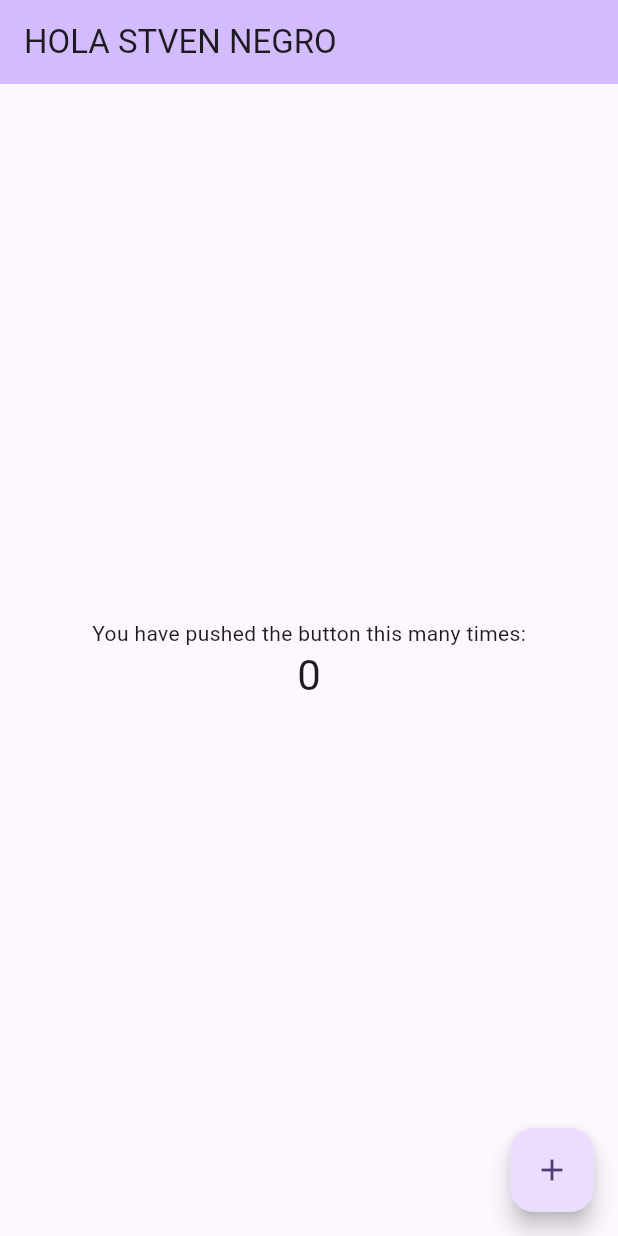
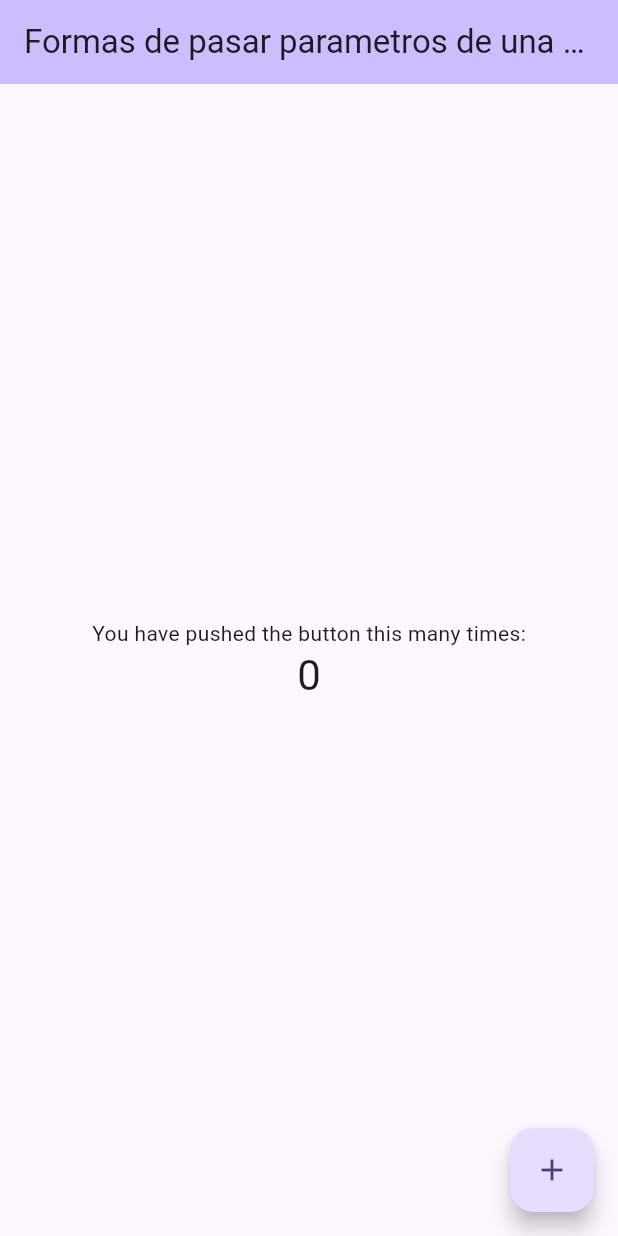
Before and after one commit to lopezh13/examen, a Flutter app: the screen it shows after launch, on a phone screen of 412 x 824 dp. Run offline on Flutter 3.47's test engine with Material 2 defaults, Android fonts, the phone set to English and light mode, and no system bars.

```diff
--- a/lib/main.dart
+++ b/lib/main.dart
@@ -1,4 +1,11 @@
 import 'package:flutter/material.dart';
+
+class Todo {
+  final String title;
+  final String description;
+
+  Todo(this.title, this.description);
+}
 
 void main() {
   runApp(const MyApp());
@@ -11,27 +18,13 @@ class MyApp extends StatelessWidget {
   @override
   Widget build(BuildContext context) {
     return MaterialApp(
+      debugShowCheckedModeBanner: false,
       title: 'Flutter Demo',
       theme: ThemeData(
-        // This is the theme of your application.
-        //
-        // TRY THIS: Try running your application with "flutter run". You'll see
-        // the application has a blue toolbar. Then, without quitting the app,
-        // try changing the seedColor in the colorScheme below to Colors.green
-        // and then invoke "hot reload" (save your changes or press the "hot
-        // reload" button in a Flutter-supported IDE, or press "r" if you used
-        // the command line to start the app).
-        //
-        // Notice that the counter didn't reset back to zero; the application
-        // state is not lost during the reload. To reset the state, use hot
-        // restart instead.
-        //
-        // This works for code too, not just values: Most code changes can be
-        // tested with just a hot reload.
-        colorScheme: ColorScheme.fromSeed(seedColor: Colors.deepPurple),
+        colorScheme: ColorScheme.fromSeed(seedColor: Color.fromARGB(255, 137, 104, 237)),
         useMaterial3: true,
       ),
-      home: const MyHomePage(title: 'HOLA STVEN NEGRO'),
+      home: const MyHomePage(title: 'Formas de pasar parametros de una pantalla a otra'),
     );
   }
 }
@@ -39,14 +32,7 @@ class MyApp extends StatelessWidget {
 class MyHomePage extends StatefulWidget {
   const MyHomePage({super.key, required this.title});
 
-  // This widget is the home page of your application. It is stateful, meaning
-  // that it has a State object (defined below) that contains fields that affect
-  // how it looks.
 
-  // This class is the configuration for the state. It holds the values (in this
-  // case the title) provided by the parent (in this case the App widget) and
-  // used by the build method of the State. Fields in a Widget subclass are
-  // always marked "final".
 
   final String title;
 
```
